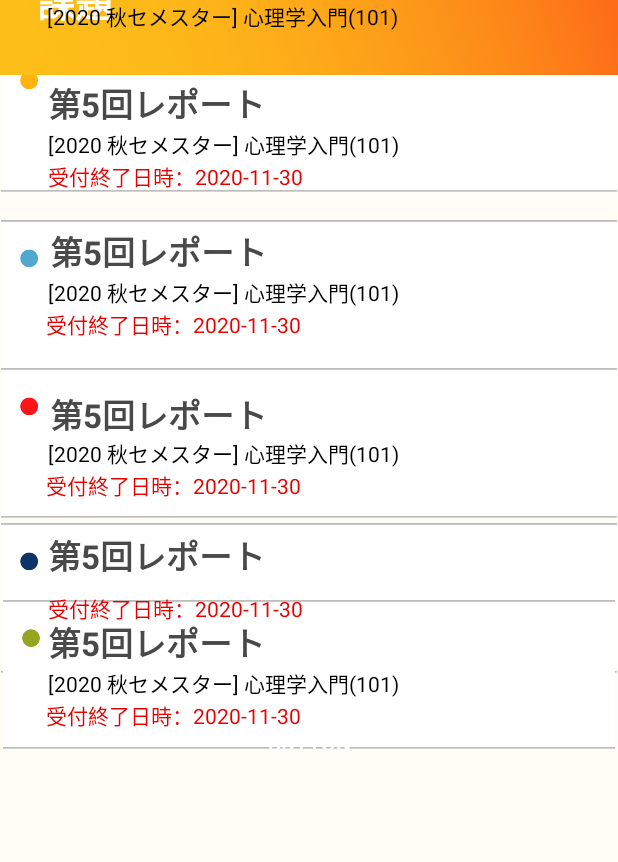
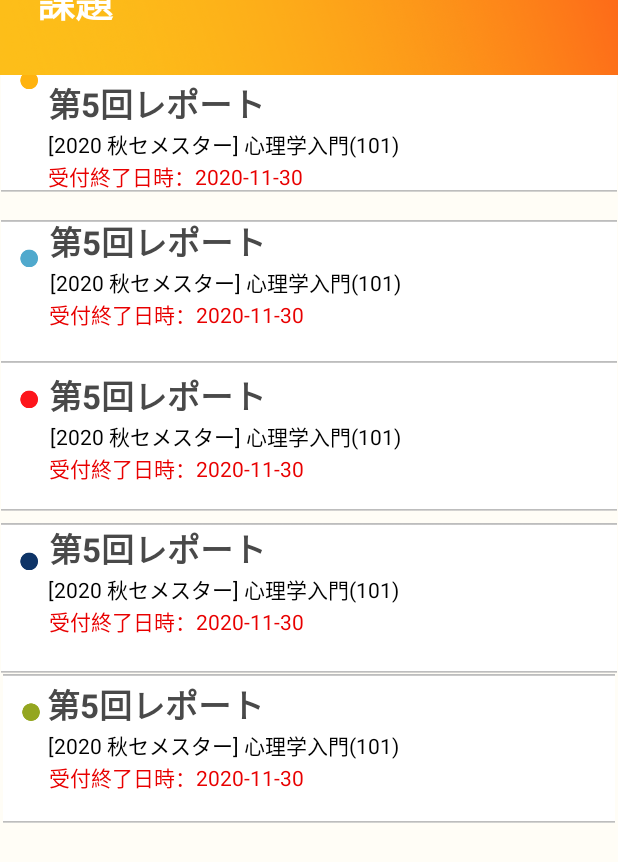
Before and after one commit to yui0805/haaka, an Android app: the page3 screen opened directly, with no data from a screen before it, on a phone screen of 412 x 824 dp. Shown: the top 862 px of the screen. Run offline under Robolectric (Android 15) with nearby library versions, the phone set to English and light mode, and no system bars.

```diff
--- a/app/src/main/res/layout/activity_page3.xml
+++ b/app/src/main/res/layout/activity_page3.xml
@@ -74,11 +74,13 @@
         android:id="@+id/imageView12"
         android:layout_width="0dp"
         android:layout_height="99dp"
-        android:layout_marginTop="400dp"
         android:foregroundGravity="top"
+        app:layout_constraintBottom_toBottomOf="@+id/view2"
         app:layout_constraintEnd_toEndOf="parent"
+        app:layout_constraintHorizontal_bias="0.0"
         app:layout_constraintStart_toStartOf="parent"
         app:layout_constraintTop_toTopOf="@+id/view2"
+        app:layout_constraintVertical_bias="0.62"
         app:srcCompat="@drawable/group5" />
 
     <Button
@@ -125,7 +127,7 @@
         app:layout_constraintHorizontal_bias="0.0"
         app:layout_constraintStart_toStartOf="parent"
         app:layout_constraintTop_toTopOf="@+id/view2"
-        app:layout_constraintVertical_bias="0.344" />
+        app:layout_constraintVertical_bias="0.341" />
 
     <Button
         android:id="@+id/button10"
@@ -146,13 +148,13 @@
         style="@style/Widget.AppCompat.Button.Borderless.Colored"
         android:layout_width="match_parent"
         android:layout_height="100dp"
-        android:layout_marginTop="16dp"
         android:foregroundGravity="top"
         android:text="Button"
         app:backgroundTint="#00FFFFFF"
         app:layout_constraintBottom_toBottomOf="parent"
         app:layout_constraintStart_toStartOf="parent"
-        app:layout_constraintTop_toTopOf="@+id/T_2" />
+        app:layout_constraintTop_toTopOf="@+id/imageView13"
+        app:layout_constraintVertical_bias="0.589" />
 
     <androidx.appcompat.widget.Toolbar
         android:id="@+id/toolbar3"
@@ -205,7 +207,6 @@
         android:id="@+id/T_2"
         android:layout_width="wrap_content"
         android:layout_height="wrap_content"
-        android:layout_marginTop="16dp"
         android:gravity="center_vertical"
         android:text="第5回レポート"
         android:textColor="#494949"
@@ -213,16 +214,15 @@
         android:textStyle="bold"
         app:layout_constraintBottom_toTopOf="@+id/SUB_2"
         app:layout_constraintEnd_toEndOf="parent"
-        app:layout_constraintHorizontal_bias="0.124"
+        app:layout_constraintHorizontal_bias="0.122"
         app:layout_constraintStart_toStartOf="parent"
-        app:layout_constraintTop_toTopOf="@+id/button5"
+        app:layout_constraintTop_toBottomOf="@+id/imageView13"
         app:layout_constraintVertical_bias="1.0" />
 
     <TextView
         android:id="@+id/T_3"
         android:layout_width="wrap_content"
         android:layout_height="wrap_content"
-        android:layout_marginTop="16dp"
         android:gravity="center_vertical"
         android:text="第5回レポート"
         android:textColor="#494949"
@@ -230,15 +230,16 @@
         android:textStyle="bold"
         app:layout_constraintBottom_toTopOf="@+id/SUB_3"
         app:layout_constraintEnd_toEndOf="parent"
-        app:layout_constraintHorizontal_bias="0.124"
+        app:layout_constraintHorizontal_bias="0.122"
         app:layout_constraintStart_toStartOf="parent"
-        app:layout_constraintTop_toTopOf="@+id/imageView11" />
+        app:layout_constraintTop_toTopOf="@+id/button8"
+        app:layout_constraintVertical_bias="1.0" />
 
     <TextView
         android:id="@+id/T_4"
         android:layout_width="wrap_content"
         android:layout_height="wrap_content"
-        android:layout_marginTop="1dp"
+        android:layout_marginTop="13dp"
         android:gravity="center_vertical"
         android:text="第5回レポート"
         android:textColor="#494949"
@@ -246,16 +247,16 @@
         android:textStyle="bold"
         app:layout_constraintBottom_toTopOf="@+id/SUB_5"
         app:layout_constraintEnd_toEndOf="parent"
-        app:layout_constraintHorizontal_bias="0.12"
+        app:layout_constraintHorizontal_bias="0.118"
         app:layout_constraintStart_toStartOf="parent"
-        app:layout_constraintTop_toTopOf="@+id/button4"
+        app:layout_constraintTop_toTopOf="@+id/imageView12"
         app:layout_constraintVertical_bias="1.0" />
 
     <TextView
         android:id="@+id/T_5"
         android:layout_width="wrap_content"
         android:layout_height="wrap_content"
-        android:layout_marginTop="16dp"
+        android:layout_marginTop="17dp"
         android:gravity="center_vertical"
         android:text="第5回レポート"
         android:textColor="#494949"
@@ -263,10 +264,10 @@
         android:textStyle="bold"
         app:layout_constraintBottom_toTopOf="@+id/SUB_4"
         app:layout_constraintEnd_toEndOf="parent"
-        app:layout_constraintHorizontal_bias="0.12"
+        app:layout_constraintHorizontal_bias="0.122"
         app:layout_constraintStart_toStartOf="parent"
-        app:layout_constraintTop_toTopOf="@+id/button10"
-        app:layout_constraintVertical_bias="0.0" />
+        app:layout_constraintTop_toTopOf="@+id/imageView14"
+        app:layout_constraintVertical_bias="1.0" />
 
     <TextView
         android:id="@+id/SUB_1"
@@ -287,7 +288,7 @@
         android:textColor="#000000"
         app:layout_constraintBottom_toTopOf="@+id/END_2"
         app:layout_constraintEnd_toEndOf="parent"
-        app:layout_constraintHorizontal_bias="0.181"
+        app:layout_constraintHorizontal_bias="0.186"
         app:layout_constraintStart_toStartOf="parent" />
 
     <TextView
@@ -298,7 +299,7 @@
         android:textColor="#000000"
         app:layout_constraintBottom_toTopOf="@+id/END_3"
         app:layout_constraintEnd_toEndOf="parent"
-        app:layout_constraintHorizontal_bias="0.181"
+        app:layout_constraintHorizontal_bias="0.186"
         app:layout_constraintStart_toStartOf="parent" />
 
     <TextView
@@ -307,10 +308,10 @@
         android:layout_height="wrap_content"
         android:text="[2020 秋セメスター] 心理学入門(101)"
         android:textColor="#000000"
+        app:layout_constraintBottom_toTopOf="@+id/END_5"
         app:layout_constraintEnd_toEndOf="parent"
-        app:layout_constraintHorizontal_bias="0.176"
-        app:layout_constraintStart_toStartOf="parent"
-        tools:layout_editor_absoluteY="356dp" />
+        app:layout_constraintHorizontal_bias="0.18"
+        app:layout_constraintStart_toStartOf="parent" />
 
     <TextView
         android:id="@+id/SUB_5"
@@ -339,50 +340,48 @@
         android:id="@+id/END_2"
         android:layout_width="wrap_content"
         android:layout_height="wrap_content"
-        android:layout_marginBottom="20dp"
+        android:layout_marginBottom="24dp"
         android:text="受付終了日時：2020-11-30"
         android:textColor="#E80000"
         app:layout_constraintBottom_toBottomOf="@+id/button5"
         app:layout_constraintEnd_toEndOf="parent"
-        app:layout_constraintHorizontal_bias="0.128"
+        app:layout_constraintHorizontal_bias="0.136"
         app:layout_constraintStart_toStartOf="@+id/imageView13" />
 
     <TextView
         android:id="@+id/END_3"
         android:layout_width="wrap_content"
         android:layout_height="wrap_content"
-        android:layout_marginBottom="15dp"
+        android:layout_marginBottom="24dp"
         android:text="受付終了日時：2020-11-30"
         android:textColor="#E80000"
         app:layout_constraintBottom_toBottomOf="@+id/button8"
         app:layout_constraintEnd_toEndOf="parent"
-        app:layout_constraintHorizontal_bias="0.128"
+        app:layout_constraintHorizontal_bias="0.136"
         app:layout_constraintStart_toStartOf="@+id/imageView13" />
 
     <TextView
         android:id="@+id/END_4"
         android:layout_width="wrap_content"
         android:layout_height="wrap_content"
-        android:layout_marginBottom="12dp"
+        android:layout_marginBottom="20dp"
         android:text="受付終了日時：2020-11-30"
         android:textColor="#E80000"
         app:layout_constraintBottom_toBottomOf="@+id/imageView12"
         app:layout_constraintEnd_toEndOf="parent"
-        app:layout_constraintHorizontal_bias="0.128"
+        app:layout_constraintHorizontal_bias="0.136"
         app:layout_constraintStart_toStartOf="@+id/imageView13" />
 
     <TextView
         android:id="@+id/END_5"
         android:layout_width="wrap_content"
         android:layout_height="wrap_content"
-        android:layout_marginBottom="20dp"
+        android:layout_marginBottom="24dp"
         android:text="受付終了日時：2020-11-30"
         android:textColor="#E80000"
-        app:layout_constraintBottom_toBottomOf="@+id/button10"
+        app:layout_constraintBottom_toBottomOf="@+id/imageView14"
         app:layout_constraintEnd_toEndOf="parent"
-        app:layout_constraintHorizontal_bias="0.132"
-        app:layout_constraintStart_toStartOf="@+id/imageView13"
-        app:layout_constraintTop_toBottomOf="@+id/SUB_4"
-        app:layout_constraintVertical_bias="0.996" />
+        app:layout_constraintHorizontal_bias="0.136"
+        app:layout_constraintStart_toStartOf="@+id/imageView13" />
 
 </androidx.constraintlayout.widget.ConstraintLayout>
```
